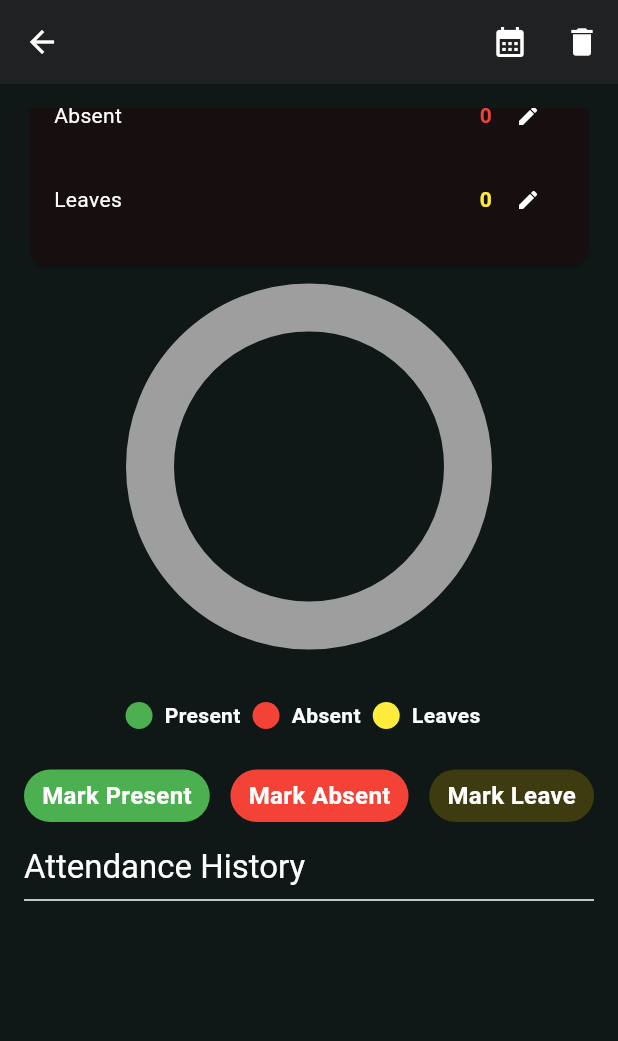
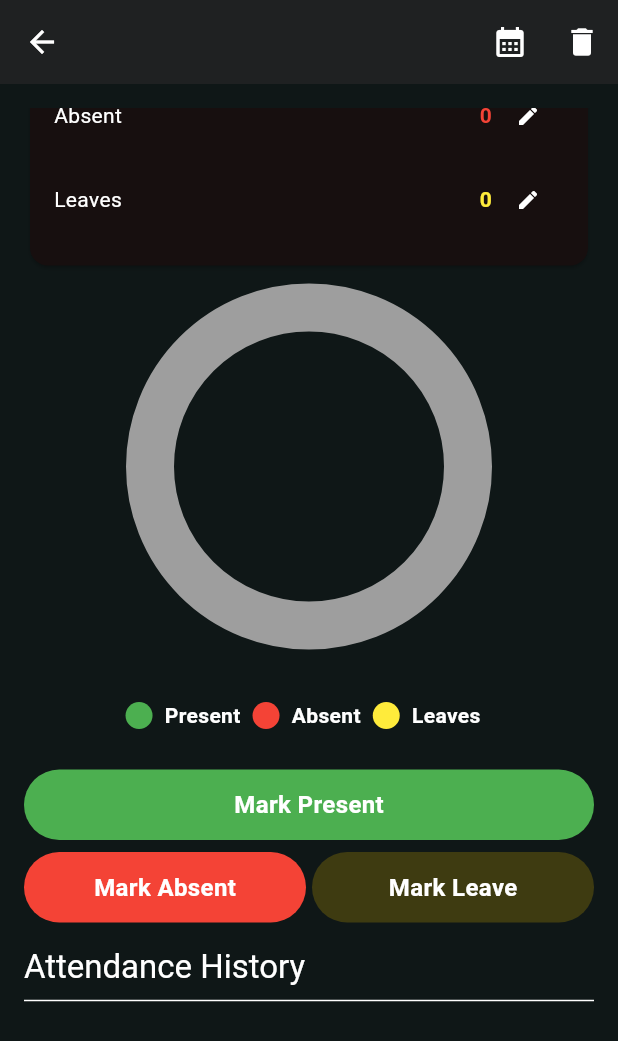
Before and after one commit to saquibjawedbit/trackify, a Flutter app: the AttendanceDetailScreen screen opened directly with empty values, scrolled down 351 dp, on a phone screen of 412 x 824 dp. Shown: the top 1041 px of the screen. Run offline on Flutter 3.47's test engine with Material 3 defaults, Android fonts, the light colour scheme and no system bars; drawn by our look-alikes of pie_chart; our stand-ins replace cloud_firestore, firebase_auth, firebase_core, get, table_calendar; accounts and stored records are empty.

Commit message:
Replaced Subject Code with Subject name, fixed Date Selection

```diff
--- a/lib/screens/attendance/attendance_detail_screen.dart
+++ b/lib/screens/attendance/attendance_detail_screen.dart
@@ -103,7 +103,7 @@ class _AttendanceDetailScreenState extends State<AttendanceDetailScreen> {
                           style: Theme.of(context).textTheme.titleLarge,
                         ),
                         const Divider(),
-                        Text('Subject Code: ${attendance.uid ?? "N/A"}'),
+                        Text('Subject Name: ${attendance.subject}'),
                         Text(
                             'Required Attendance: ${attendance.requiredPercentage}%'),
                         Text(
@@ -113,7 +113,8 @@ class _AttendanceDetailScreenState extends State<AttendanceDetailScreen> {
                             'Classes needed to pass: ${attendance.classesNeededToPass()}',
                             style: TextStyle(
                               color: Colors.red[700],
-                                fontWeight: FontWeight.bold),
+                              fontWeight: FontWeight.bold,
+                            ),
                           ),
                       ],
                     ),
@@ -160,13 +161,9 @@ class _AttendanceDetailScreenState extends State<AttendanceDetailScreen> {
                   ),
                 ),
                 const SizedBox(height: 16),
-                Row(
-                  mainAxisAlignment: MainAxisAlignment.spaceBetween,
-                  children: [
                 _btn(
                   onTap: () async {
-                        final result =
-                            await _showReasonDialog(context, 'Present');
+                    final result = await _showReasonDialog(context, 'Present');
                     if (result != null) {
                       final parts = result.split('|');
                       final date = DateTime.parse(parts[0]);
@@ -180,7 +177,14 @@ class _AttendanceDetailScreenState extends State<AttendanceDetailScreen> {
                   color: Colors.green,
                   text: "Mark Present",
                 ),
-                    _btn(
+                const SizedBox(
+                  height: 8,
+                ),
+                Row(
+                  mainAxisAlignment: MainAxisAlignment.spaceBetween,
+                  children: [
+                    Expanded(
+                      child: _btn(
                         onTap: () async {
                           final reason =
                               await _showReasonDialog(context, 'Absent');
@@ -198,7 +202,12 @@ class _AttendanceDetailScreenState extends State<AttendanceDetailScreen> {
                         color: Colors.red,
                         text: "Mark Absent",
                       ),
-                    _btn(
+                    ),
+                    const SizedBox(
+                      width: 4,
+                    ),
+                    Expanded(
+                      child: _btn(
                         onTap: () async {
                           final reason =
                               await _showReasonDialog(context, 'Leave');
@@ -215,6 +224,7 @@ class _AttendanceDetailScreenState extends State<AttendanceDetailScreen> {
                         },
                         color: const Color.fromARGB(255, 62, 59, 17),
                         text: "Mark Leave",
+                      ),
                     ),
                   ],
                 ),
@@ -242,6 +252,7 @@ class _AttendanceDetailScreenState extends State<AttendanceDetailScreen> {
                                     } else {
                                       selectedLogs.remove(log.id);
                                     }
+                                    setState(() {});
                                   },
                                 )
                               : Icon(
@@ -264,6 +275,7 @@ class _AttendanceDetailScreenState extends State<AttendanceDetailScreen> {
                               isSelectionMode.value = true;
                               selectedLogs.add(log.id);
                             }
+                            setState(() {});
                           },
                           onTap: () {
                             if (isSelectionMode.value) {
@@ -291,17 +303,16 @@ class _AttendanceDetailScreenState extends State<AttendanceDetailScreen> {
     );
   }
 
-  GestureDetector _btn(
+  Widget _btn(
       {required Function()? onTap,
       required Color color,
       required String text}) {
     return GestureDetector(
       onTap: onTap,
       child: Container(
-        padding: const EdgeInsets.symmetric(
-          horizontal: 12,
-          vertical: 6,
-        ),
+        padding: const EdgeInsets.symmetric(vertical: 12),
+        width: double.infinity,
+        alignment: Alignment.center,
         decoration: BoxDecoration(
           color: color,
           borderRadius: BorderRadius.circular(24),
@@ -484,6 +495,7 @@ class _AttendanceDetailScreenState extends State<AttendanceDetailScreen> {
                 'Subject deleted successfully',
                 backgroundColor: Colors.red,
                 colorText: Colors.white,
+                dismissDirection: DismissDirection.horizontal,
               );
             },
             child: const Text('Delete', style: TextStyle(color: Colors.red)),
```
Lines whose indentation alone changed are shown as unchanged.
